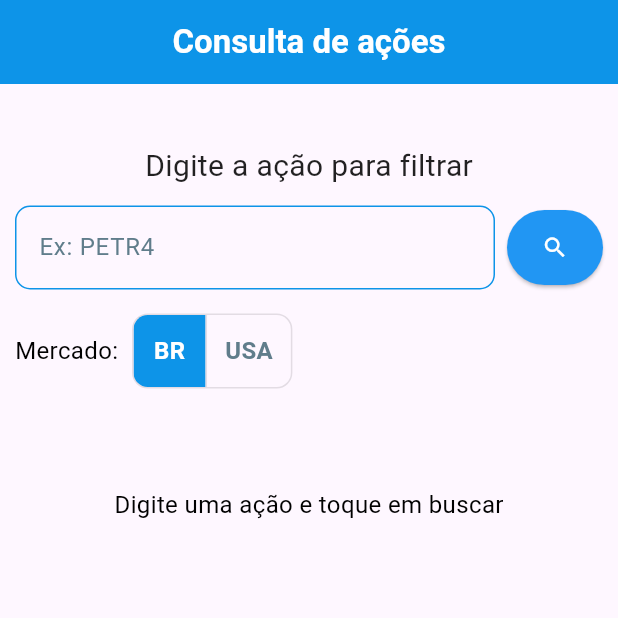
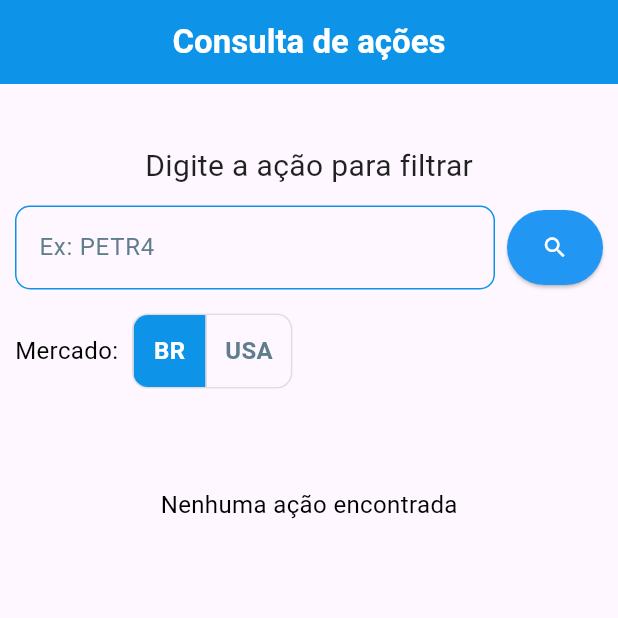
Before and after one commit to viniciusfernandes08/frontend-bolsa-valores, a Flutter app: the screen it shows after launch, on a phone screen of 412 x 824 dp, the top half of it. Run offline on Flutter 3.47's test engine with Material 3 defaults, Android fonts, the light colour scheme and no system bars; our stand-ins replace get.

Commit message:
feat: add new infos on stocks widget

```diff
--- a/lib/widgets/stocks_widget.dart
+++ b/lib/widgets/stocks_widget.dart
@@ -26,7 +26,7 @@ class StocksWidget extends StatelessWidget {
         return const Padding(
           padding: EdgeInsets.all(16),
           child: Text(
-            'Digite uma ação e toque em buscar',
+            'Nenhuma ação encontrada',
             style: TextStyle(
               fontSize: 16,
               fontWeight: FontWeight.w400,
@@ -36,8 +36,10 @@ class StocksWidget extends StatelessWidget {
         );
       }
 
-      final double price = double.tryParse(homeData.price) ?? 0.00;
+      final double price = double.tryParse(homeData.price) ?? 0.0;
+      final double openPrice = double.tryParse(homeData.openPrice) ?? 0.0;
       String formattedPrice = price.toStringAsFixed(2);
+      String formattedOpenPrice = openPrice.toStringAsFixed(2);
 
       return Padding(
         padding: const EdgeInsets.all(8.0),
@@ -100,6 +102,52 @@ class StocksWidget extends StatelessWidget {
                         ),
                       ],
                     ),
+                    const SizedBox(height: 12),
+                    Row(
+                      mainAxisAlignment: MainAxisAlignment.spaceBetween,
+                      spacing: 5,
+                      children: [
+                        const Text(
+                          'Preço de abertura:',
+                          style: TextStyle(
+                            color: Colors.black,
+                            fontSize: 16,
+                            fontWeight: FontWeight.w500,
+                          ),
+                        ),
+                        Text(
+                          formattedOpenPrice,
+                          style: const TextStyle(
+                            color: AppColors.darkBlue,
+                            fontSize: 16,
+                            fontWeight: FontWeight.bold,
+                          ),
+                        ),
+                      ],
+                    ),
+                    const SizedBox(height: 12),
+                    Row(
+                      mainAxisAlignment: MainAxisAlignment.spaceBetween,
+                      spacing: 5,
+                      children: [
+                        const Text(
+                          'Variação:',
+                          style: TextStyle(
+                            color: Colors.black,
+                            fontSize: 16,
+                            fontWeight: FontWeight.w500,
+                          ),
+                        ),
+                        Text(
+                          '${homeData.changePercent}%',
+                          style: const TextStyle(
+                            color: AppColors.darkBlue,
+                            fontSize: 16,
+                            fontWeight: FontWeight.bold,
+                          ),
+                        ),
+                      ],
+                    ),
                   ],
                 ),
                 Column(
```
